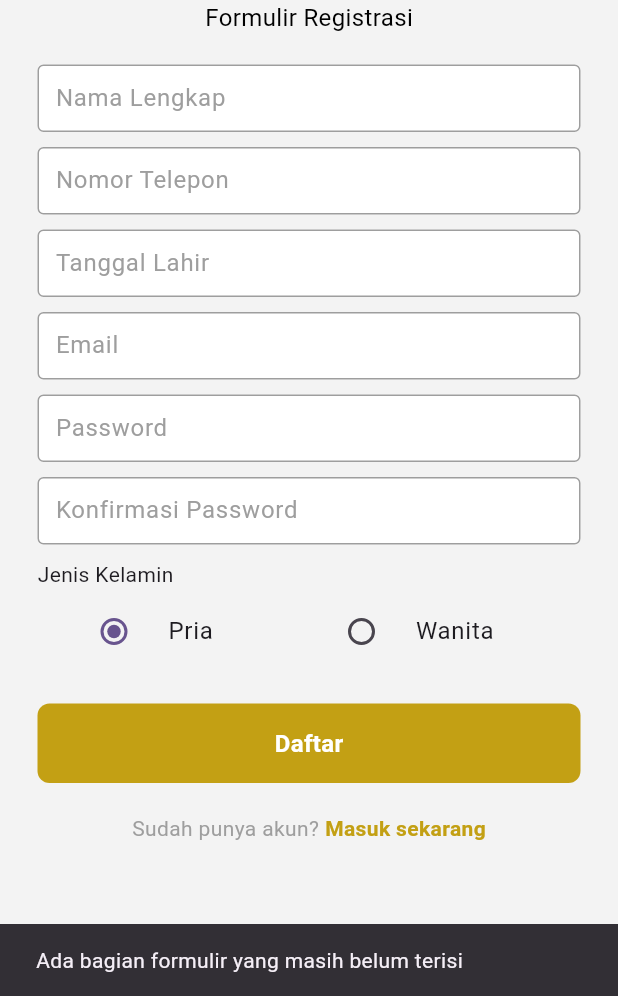
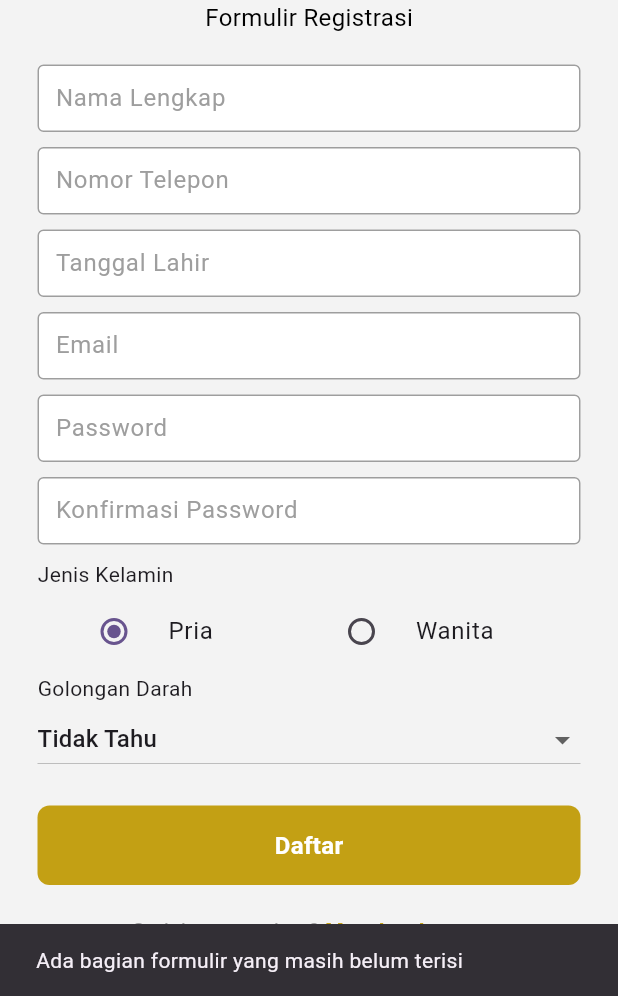
Before and after one commit to StephenAprius/Bethany-Lampung-App, a Flutter app: the RegisterPage screen opened directly, after a tap on "Daftar", on a phone screen of 412 x 824 dp, the part 240-1236 px from its top. Run offline on Flutter 3.47's test engine with Material 3 defaults, Android fonts, the phone set to English and light mode, and no system bars; our stand-ins replace jiffy, shared_preferences; accounts and stored records are empty; network calls fail.

Commit message:
Tambah Golongan Darah

```diff
--- a/lib/pages/register_page.dart
+++ b/lib/pages/register_page.dart
@@ -30,7 +30,8 @@ class _RegisterPageState extends State<RegisterPage> {
       userField = "",
       nomorField = "",
       passwordField = "",
-      conPasswordField = "";
+      conPasswordField = "",
+      kategori = "Unknown";
 
   int gender = 1;
 
@@ -270,6 +271,48 @@ class _RegisterPageState extends State<RegisterPage> {
                         ),
                       ),
 
+                      const Padding(
+                        padding: EdgeInsets.symmetric(horizontal: 25),
+                        child: Row(
+                          children: [Text("Golongan Darah")],
+                        ),
+                      ),
+                      Padding(
+                        padding: const EdgeInsets.symmetric(horizontal: 25.0),
+                        child: DropdownButton(
+                          dropdownColor: Colors.white,
+                          items: const [
+                            DropdownMenuItem(
+                              value: "Unknown",
+                              child: Text('Tidak Tahu'),
+                            ),
+                            DropdownMenuItem(
+                              value: "A",
+                              child: Text('A'),
+                            ),
+                            DropdownMenuItem(
+                              value: "AB",
+                              child: Text('AB'),
+                            ),
+                            DropdownMenuItem(
+                              value: "B",
+                              child: Text('B'),
+                            ),
+                            DropdownMenuItem(
+                              value: "O",
+                              child: Text('O'),
+                            ),
+                          ],
+                          value: kategori,
+                          onChanged: (value) {
+                            setState(() {
+                              kategori = value!;
+                            });
+                          },
+                          isExpanded: true,
+                        ),
+                      ),
+
                       // forgot password
                       const SizedBox(
                         height: 20,
@@ -320,6 +363,7 @@ class _RegisterPageState extends State<RegisterPage> {
                                   "Email": emailController.text,
                                   "Password": passwordController.text,
                                   "Gender": gender.toString(),
+                                  "Blood_Type": kategori,
                                   "Created_By": "User",
                                 });
 
@@ -335,6 +379,8 @@ class _RegisterPageState extends State<RegisterPage> {
                                       response["data"]["Born_Date"];
                                   String email = response["data"]["Email"];
                                   String gender = response["data"]["Gender"];
+                                  String bloodType =
+                                      response["data"]["Blood_Type"];
                                   final prefs =
                                       await SharedPreferences.getInstance();
                                   await prefs.setStringList(
@@ -344,7 +390,8 @@ class _RegisterPageState extends State<RegisterPage> {
                                     phoneNumber,
                                     bornDate,
                                     email,
-                                    gender
+                                    gender,
+                                    bloodType
                                   ]);
 
                                   ScaffoldMessenger.of(context).showSnackBar(
```
Also changed, not shown: lib/pages/app/doa_konseling_page.dart (+8 -6 lines), lib/pages/login_Page.dart (+7 -4 lines), lib/pages/nav_pages/profile_page.dart (+19 -5 lines).
